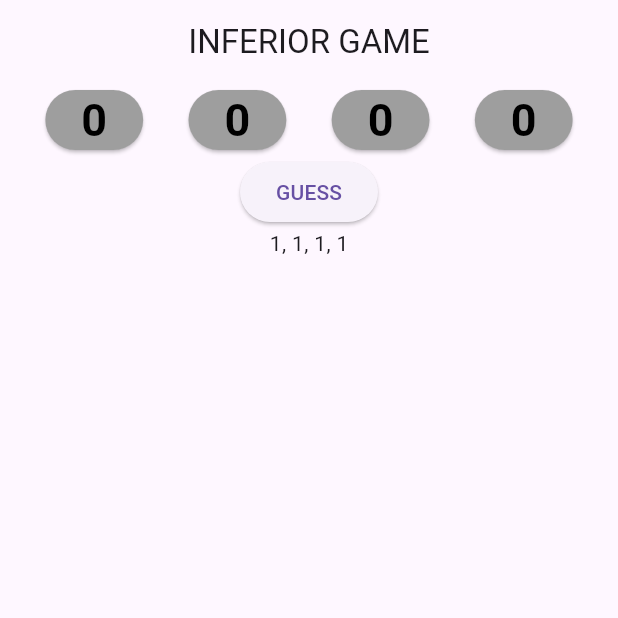
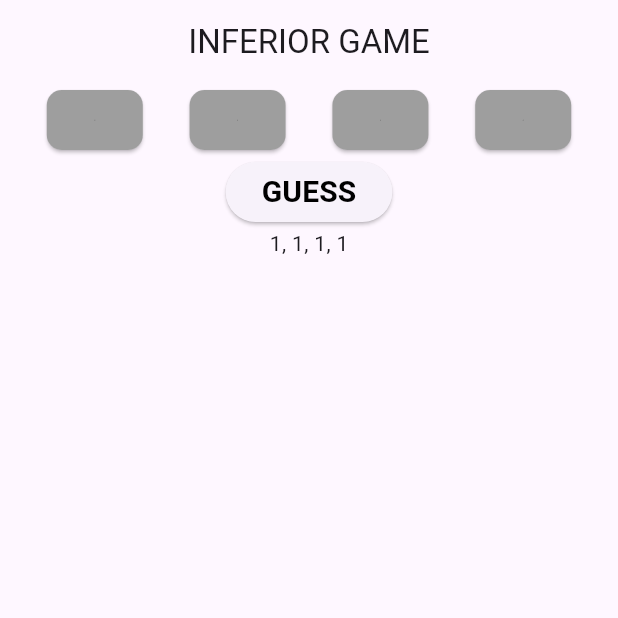
Before and after one commit to b3a7o/tpsit-25-26, a Flutter app: the screen it shows after launch, after a tap on "GUESS", on a phone screen of 412 x 824 dp, the top half of it. Run offline on Flutter 3.47's test engine with Material 3 defaults, Android fonts, the phone set to English and light mode, and no system bars.

Commit message:
color reset on button press - design improved

```diff
--- a/MasterMind/inferior_mind/lib/main.dart
+++ b/MasterMind/inferior_mind/lib/main.dart
@@ -14,15 +14,38 @@ class MyApp extends StatefulWidget {
 }
 
 class _MyAppState extends State<MyApp> {
-  List<Color> colors = [Colors.grey, Colors.deepPurple, Colors.green, Colors.yellow, Colors.deepOrange];
-  List<int> currentIndexes = [0,0,0,0];
+  List<Color> colors = [
+    Colors.grey,
+    Colors.deepPurple,
+    Colors.green,
+    Colors.yellow,
+    Colors.deepOrange
+  ];
+
   List<int> codeToGuess = List.filled(4, 0);
+  List<int> currentIndexes = List.filled(4, 0);
   bool playing = true;
+
+  final colorButtonIcon = Icon(Icons.refresh_rounded);
+
+  final colorButtonsTheme = ElevatedButtonThemeData(
+    style: ElevatedButton.styleFrom(
+      shape: RoundedRectangleBorder(
+        borderRadius: BorderRadiusGeometry.circular(10.0),
+      ),
+      iconColor: Colors.black,
+      iconSize: 1.0
+    )
+  );
 
   @override
   void initState() {
     super.initState();
     generateCodeToGuess();
+  }
+
+  void resetIndexes(){
+    currentIndexes = List.filled(currentIndexes.length, 0);
   }
 
   void generateCodeToGuess(){
@@ -67,76 +90,51 @@ class _MyAppState extends State<MyApp> {
               children: [
                 ElevatedButton(
                   onPressed: () => updateIdex(0),
-                    style: ElevatedButton.styleFrom(
-                      backgroundColor: colors[currentIndexes[0]],
-                      textStyle: TextStyle(
-                        fontSize: 30,
-                        fontWeight: FontWeight.bold,
-                      ),
+                    style: colorButtonsTheme.style?.copyWith(
+                      backgroundColor: WidgetStatePropertyAll(colors[currentIndexes[0]])
                     ),
-                  child: Text("${currentIndexes[0]}", style: TextStyle(
-                    color: Colors.black,
-                    ),
-                  ),
+                    child: colorButtonIcon
                 ),
 
                 ElevatedButton(
                   onPressed: () => updateIdex(1),
-                  style: ElevatedButton.styleFrom(
-                    backgroundColor: colors[currentIndexes[1]],
-                    textStyle: TextStyle(
-                      fontSize: 30,
-                      fontWeight: FontWeight.bold,
-                      color: Colors.black
+                  style: colorButtonsTheme.style?.copyWith(
+                      backgroundColor: WidgetStatePropertyAll(colors[currentIndexes[1]])
                     ),
-                  ),
-                  child: Text("${currentIndexes[1]}", style: TextStyle(
-                    color: Colors.black,
-                    ),
-                  ),
+                  child: colorButtonIcon
                 ),
 
                 ElevatedButton(
                   onPressed: () => updateIdex(2),
-                  style: ElevatedButton.styleFrom(
-                    backgroundColor: colors[currentIndexes[2]],
-                      textStyle: TextStyle(
-                        fontSize: 30,
-                        fontWeight: FontWeight.bold,
-                        color: Colors.black
-                      ),
-                  ),
-                  child: Text("${currentIndexes[2]}", style: TextStyle(
-                    color: Colors.black,
+                  style: colorButtonsTheme.style?.copyWith(
+                      backgroundColor: WidgetStatePropertyAll(colors[currentIndexes[2]])
                     ),
-                  ),
+                  child: colorButtonIcon,
                 ),
 
                 ElevatedButton(
                   onPressed: () => updateIdex(3),
-                  style: ElevatedButton.styleFrom(
-                    backgroundColor: colors[currentIndexes[3]],
-                    textStyle: TextStyle(
-                      fontSize: 30,
-                      fontWeight: FontWeight.bold,
-                      color: Colors.black
+                  style: colorButtonsTheme.style?.copyWith(
+                      backgroundColor: WidgetStatePropertyAll(colors[currentIndexes[3]])
                     ),
-                  ),
-                  child: Text("${currentIndexes[3]}", style: TextStyle(
-                    color: Colors.black,
-                    ),
-                  ),
+                  child: colorButtonIcon,
                 ),
               ],
             ),
             ElevatedButton(onPressed: (){
-              if(codeFounded()){
-                setState(() {
+              setState(() {
+                if(codeFounded()){
                   playing = false;
-                });
-              }
+                }
+                resetIndexes();
+              });
+
             },
-            child: Text("GUESS"),
+            child: Text("GUESS", style: TextStyle(
+              color: Colors.black,
+              fontWeight: FontWeight.bold,
+              fontSize: 20
+              )),
             ),
 
             Text('${codeToGuess[0]}, ${codeToGuess[1]}, ${codeToGuess[2]}, ${codeToGuess[3]}')
@@ -145,7 +143,13 @@ class _MyAppState extends State<MyApp> {
 
         : Column(
           children: [
-            Text('CODE FOUNDED!, click continue to play again', style: TextStyle(fontSize: 20, fontWeight: FontWeight.bold)),
+            Text(
+              'CODE FOUNDED!, click continue to play again',
+              style: TextStyle(
+                fontSize: 20,
+                fontWeight: FontWeight.bold
+              ),
+            ),
             ElevatedButton(
               onPressed: (){
                 restartGame();
```
Also changed, not shown: 1 other file.
